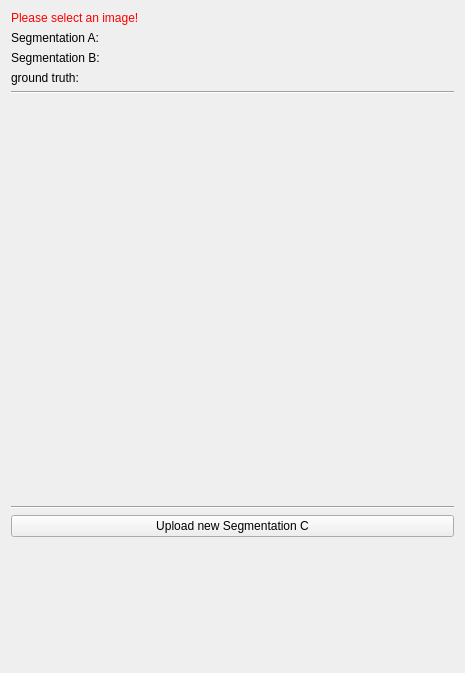
MITK/MITK, file Plugins/org.mitk.gui.qt.segmentation.rework/src/internal/SegmentationReworkViewControls.ui: the form before one commit.
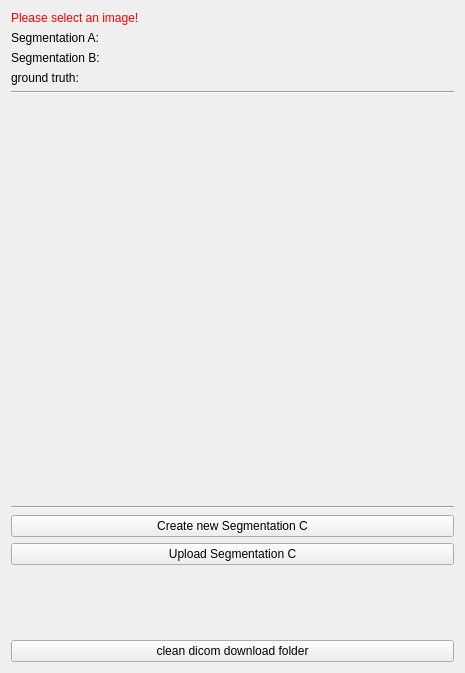
The form after the commit. Custom widgets are drawn as their Qt base class.

Commit message: rest util class added -> code refactoring change path handling add ui elements to clean temp folder and create new segmentation

What changed in the file:
```diff
--- a/Plugins/org.mitk.gui.qt.segmentation.rework/src/internal/SegmentationReworkViewControls.ui
+++ b/Plugins/org.mitk.gui.qt.segmentation.rework/src/internal/SegmentationReworkViewControls.ui
@@ -84,13 +84,20 @@
      </property>
     </widget>
    </item>
+   <item>
+    <widget class="QPushButton" name="buttonNewSeg">
+     <property name="text">
+      <string>Create new Segmentation C</string>
+     </property>
+    </widget>
+   </item>
    <item>
     <widget class="QPushButton" name="buttonUpload">
      <property name="toolTip">
       <string>Do image processing</string>
      </property>
      <property name="text">
-      <string>Upload new Segmentation C</string>
+      <string>Upload Segmentation C</string>
      </property>
     </widget>
    </item>
@@ -110,6 +117,13 @@
      </property>
     </spacer>
    </item>
+   <item>
+    <widget class="QPushButton" name="cleanDicomBtn">
+     <property name="text">
+      <string>clean dicom download folder</string>
+     </property>
+    </widget>
+   </item>
   </layout>
  </widget>
  <layoutdefault spacing="6" margin="11"/>
```
The commit also changes 9 other files.
